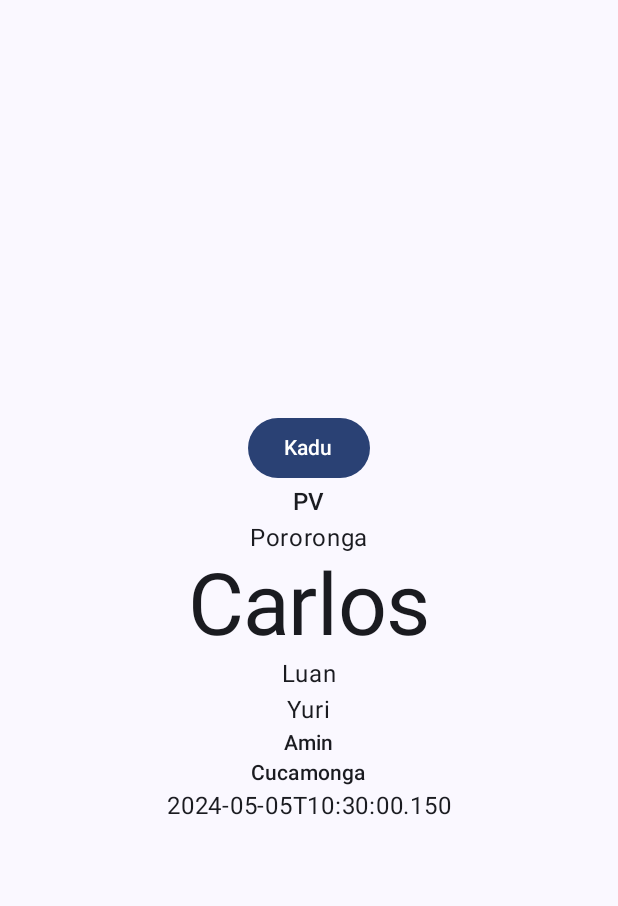
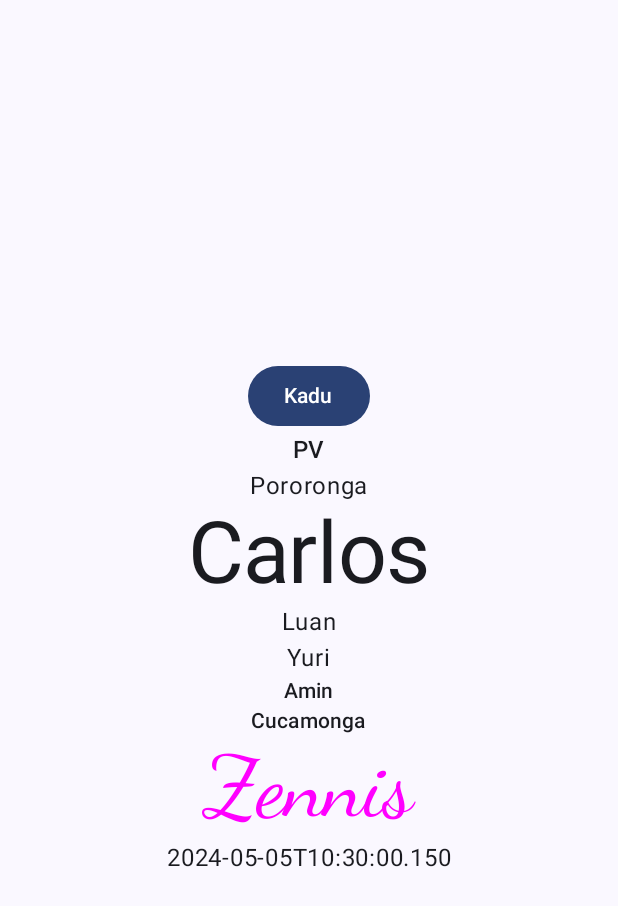
Before and after one commit to KaduCmK/Colabs, an Android app built with Jetpack Compose: the screen it shows after launch (MainActivity), on a phone screen of 412 x 824 dp. Shown: the top 906 px of the screen. Run offline under Robolectric (Android 15) with nearby library versions, the phone set to English and light mode, and no system bars.

Commit message:
Adicionado linha de teste.

```diff
--- a/app/src/main/java/com/example/colabs/MainActivity.kt
+++ b/app/src/main/java/com/example/colabs/MainActivity.kt
@@ -17,7 +17,9 @@ import androidx.compose.material3.Text
 import androidx.compose.runtime.Composable
 import androidx.compose.ui.Alignment
 import androidx.compose.ui.Modifier
+import androidx.compose.ui.graphics.Color
 import androidx.compose.ui.semantics.Role.Companion.Checkbox
+import androidx.compose.ui.text.font.FontFamily
 import androidx.compose.ui.tooling.preview.Preview
 import androidx.compose.ui.unit.dp
 import androidx.navigation.NavHostController
@@ -27,6 +29,7 @@ import androidx.navigation.compose.rememberNavController
 import com.example.colabs.ui.kadu.KaduScreen
 import com.example.colabs.ui.theme.ColabsTheme
 import java.time.LocalDateTime
+import java.time.format.FormatStyle
 
 class MainActivity : ComponentActivity() {
     override fun onCreate(savedInstanceState: Bundle?) {
@@ -67,7 +70,7 @@ fun Greeting(
             Text(text = "Yuri")
             Text(text = "Amin", style = MaterialTheme.typography.titleSmall)
             Text(text = "Cucamonga", style = MaterialTheme.typography.titleSmall)
-
+            Text(text = "Zennis", style = MaterialTheme.typography.displayLarge, color = Color.Magenta, fontFamily = FontFamily.Cursive )
             Text(text = LocalDateTime.now().toString())
         }
     }
```
